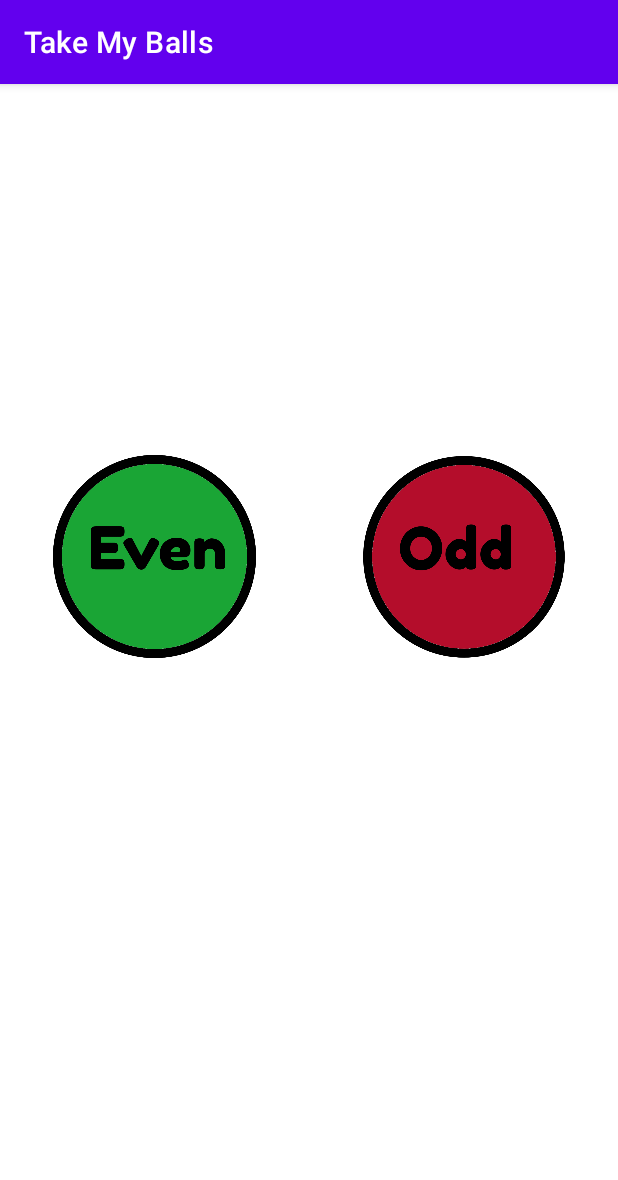
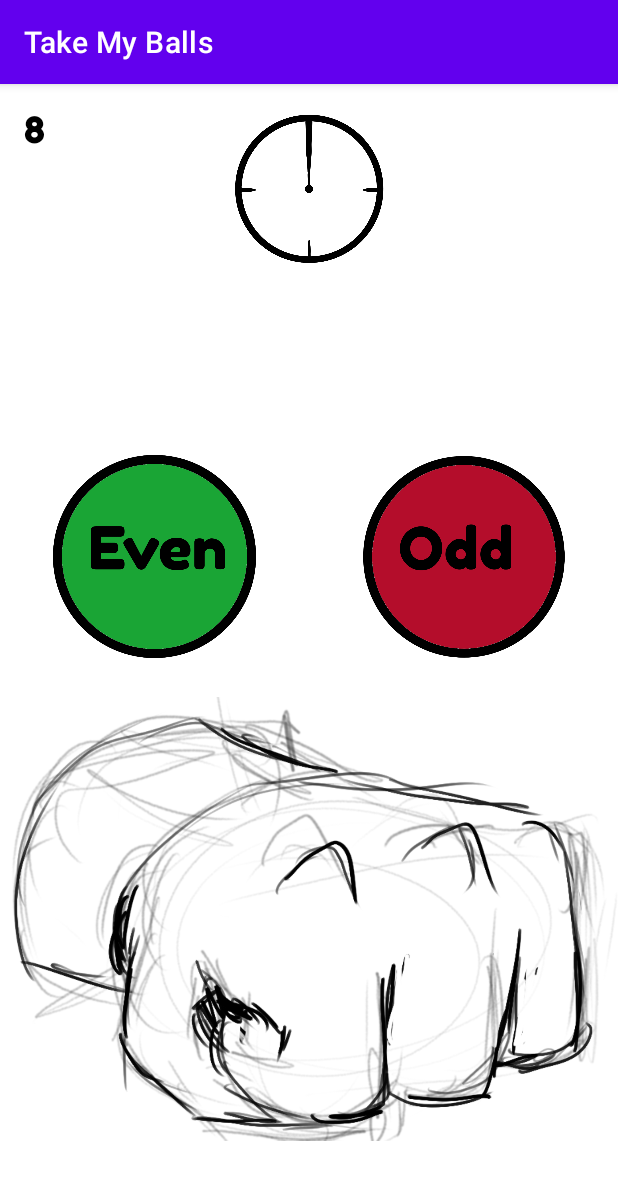
Before and after one commit to FabricioPY/Take-My-Balls, an Android app: the EvenOrOddActivity screen opened directly, with no data from a screen before it, on a phone screen of 412 x 824 dp. Shown: the top 1180 px of the screen. Run offline under Robolectric (Android 15) with nearby library versions, the phone set to English and light mode, and no system bars.

Commit message:
create even_or_odd.xml

```diff
--- a/TakeMyBalls/app/src/main/res/layout/activity_even_or_odd.xml
+++ b/TakeMyBalls/app/src/main/res/layout/activity_even_or_odd.xml
@@ -4,6 +4,37 @@
     android:layout_width="match_parent"
     android:layout_height="match_parent"
     tools:context=".ui.EvenOrOddActivity">
+
+    <ImageView
+        android:id="@+id/time"
+        android:layout_width="100dp"
+        android:layout_height="100dp"
+        android:layout_margin="20dp"
+        android:layout_centerHorizontal="true"
+        android:src="@drawable/time" />
+
+    <ImageView
+        android:id="@+id/pontero"
+        android:layout_width="100dp"
+        android:layout_height="100dp"
+        android:layout_margin="20dp"
+        android:layout_centerHorizontal="true"
+        android:src="@drawable/poeiro" />
+
+    <TextView
+        android:id="@+id/balls"
+        android:layout_width="26dp"
+        android:layout_height="wrap_content"
+        android:layout_marginStart="10dp"
+        android:layout_marginTop="15dp"
+        android:layout_marginEnd="10dp"
+        android:layout_marginBottom="10dp"
+        android:fontFamily="@font/fredoka_one_regular"
+        android:text="8"
+        android:textAlignment="center"
+        android:textColor="@color/black"
+        android:textSize="24sp" />
+
 
     <ImageView
         android:id="@+id/even"
@@ -25,4 +56,14 @@
         android:layout_marginBottom="385dp"
         android:src="@drawable/odd" />
 
+    <ImageView
+        android:id="@+id/close_hand"
+        android:layout_width="match_parent"
+        android:layout_height="300dp"
+        android:layout_alignParentEnd="true"
+        android:layout_alignParentBottom="true"
+        android:layout_marginEnd="0dp"
+        android:layout_marginBottom="61dp"
+        android:src="@drawable/close_hand" />
+
 </RelativeLayout>
```
Also changed, not shown: TakeMyBalls/app/src/main/res/drawable-v24/close_hand.png (added), TakeMyBalls/app/src/main/res/drawable-v24/poeiro.png (added), TakeMyBalls/app/src/main/res/drawable-v24/time.png (added), TakeMyBalls/app/src/main/res/font/fredoka_one_regular.ttf (added).
